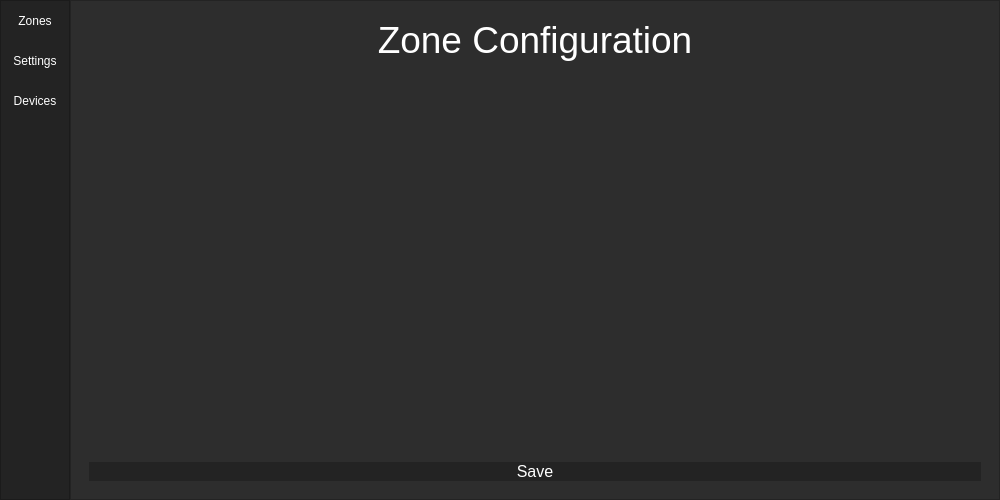
This is blue_menu.ui in btsimon97/ble-surveillance as Qt 5 draws it before an edit. The edited form follows.
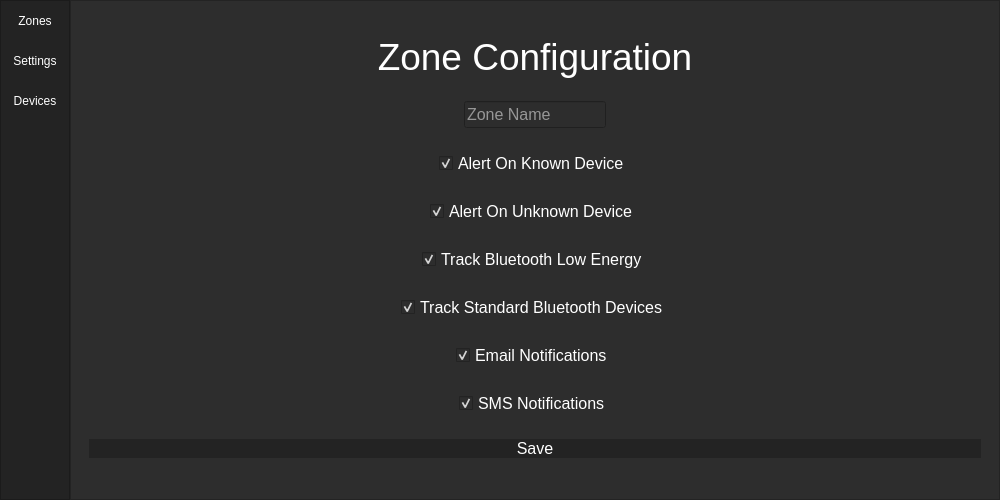
This is the edited form.

Commit message: Added UI options for both zone configuration and settings

```diff
--- a/blue_menu.ui
+++ b/blue_menu.ui
@@ -222,6 +222,15 @@
              <layout class="QVBoxLayout" name="verticalLayout_7">
               <item>
                <widget class="QLabel" name="label_1">
+                <property name="enabled">
+                 <bool>true</bool>
+                </property>
+                <property name="sizePolicy">
+                 <sizepolicy hsizetype="Preferred" vsizetype="Fixed">
+                  <horstretch>0</horstretch>
+                  <verstretch>0</verstretch>
+                 </sizepolicy>
+                </property>
                 <property name="font">
                  <font>
                   <pointsize>28</pointsize>
@@ -234,7 +243,157 @@
                  <string>Zone Configuration</string>
                 </property>
                 <property name="alignment">
-                 <set>Qt::AlignHCenter|Qt::AlignTop</set>
+                 <set>Qt::AlignCenter</set>
+                </property>
+               </widget>
+              </item>
+              <item alignment="Qt::AlignHCenter">
+               <widget class="QLineEdit" name="lineEdit_1">
+                <property name="sizePolicy">
+                 <sizepolicy hsizetype="Fixed" vsizetype="Fixed">
+                  <horstretch>0</horstretch>
+                  <verstretch>0</verstretch>
+                 </sizepolicy>
+                </property>
+                <property name="font">
+                 <font>
+                  <pointsize>12</pointsize>
+                 </font>
+                </property>
+                <property name="styleSheet">
+                 <string notr="true">color: #FFF;</string>
+                </property>
+                <property name="text">
+                 <string/>
+                </property>
+                <property name="placeholderText">
+                 <string>Zone Name</string>
+                </property>
+               </widget>
+              </item>
+              <item alignment="Qt::AlignHCenter">
+               <widget class="QCheckBox" name="checkBox_1">
+                <property name="sizePolicy">
+                 <sizepolicy hsizetype="Minimum" vsizetype="Fixed">
+                  <horstretch>0</horstretch>
+                  <verstretch>0</verstretch>
+                 </sizepolicy>
+                </property>
+                <property name="font">
+                 <font>
+                  <pointsize>12</pointsize>
+                 </font>
+                </property>
+                <property name="styleSheet">
+                 <string notr="true">color: #FFF;</string>
+                </property>
+                <property name="text">
+                 <string>Alert On Known Device</string>
+                </property>
+                <property name="checked">
+                 <bool>true</bool>
+                </property>
+                <property name="tristate">
+                 <bool>false</bool>
+                </property>
+               </widget>
+              </item>
+              <item alignment="Qt::AlignHCenter">
+               <widget class="QCheckBox" name="checkBox_2">
+                <property name="sizePolicy">
+                 <sizepolicy hsizetype="Minimum" vsizetype="Fixed">
+                  <horstretch>0</horstretch>
+                  <verstretch>0</verstretch>
+                 </sizepolicy>
+                </property>
+                <property name="font">
+                 <font>
+                  <pointsize>12</pointsize>
+                 </font>
+                </property>
+                <property name="styleSheet">
+                 <string notr="true">color: #FFF;</string>
+                </property>
+                <property name="text">
+                 <string>Alert On Unknown Device</string>
+                </property>
+                <property name="checked">
+                 <bool>true</bool>
+                </property>
+                <property name="tristate">
+                 <bool>false</bool>
+                </property>
+               </widget>
+              </item>
+              <item alignment="Qt::AlignHCenter">
+               <widget class="QCheckBox" name="checkBox_3">
+                <property name="font">
+                 <font>
+                  <pointsize>12</pointsize>
+                 </font>
+                </property>
+                <property name="styleSheet">
+                 <string notr="true">color: #FFF;</string>
+                </property>
+                <property name="text">
+                 <string>Track Bluetooth Low Energy</string>
+                </property>
+                <property name="checked">
+                 <bool>true</bool>
+                </property>
+               </widget>
+              </item>
+              <item alignment="Qt::AlignHCenter">
+               <widget class="QCheckBox" name="checkBox_4">
+                <property name="font">
+                 <font>
+                  <pointsize>12</pointsize>
+                 </font>
+                </property>
+                <property name="styleSheet">
+                 <string notr="true">color: #FFF;</string>
+                </property>
+                <property name="text">
+                 <string>Track Standard Bluetooth Devices</string>
+                </property>
+                <property name="checked">
+                 <bool>true</bool>
+                </property>
+               </widget>
+              </item>
+              <item alignment="Qt::AlignHCenter">
+               <widget class="QCheckBox" name="checkBox_5">
+                <property name="font">
+                 <font>
+                  <pointsize>12</pointsize>
+                 </font>
+                </property>
+                <property name="styleSheet">
+                 <string notr="true">color: #FFF;</string>
+                </property>
+                <property name="text">
+                 <string>Email Notifications</string>
+                </property>
+                <property name="checked">
+                 <bool>true</bool>
+                </property>
+               </widget>
+              </item>
+              <item alignment="Qt::AlignHCenter">
+               <widget class="QCheckBox" name="checkBox_6">
+                <property name="font">
+                 <font>
+                  <pointsize>12</pointsize>
+                 </font>
+                </property>
+                <property name="styleSheet">
+                 <string notr="true">color: #FFF;</string>
+                </property>
+                <property name="text">
+                 <string>SMS Notifications</string>
+                </property>
+                <property name="checked">
+                 <bool>true</bool>
                 </property>
                </widget>
               </item>
```
Left out of the diff: 119 changed lines with no effect on the pictures. The commit also changes 2 other files.
